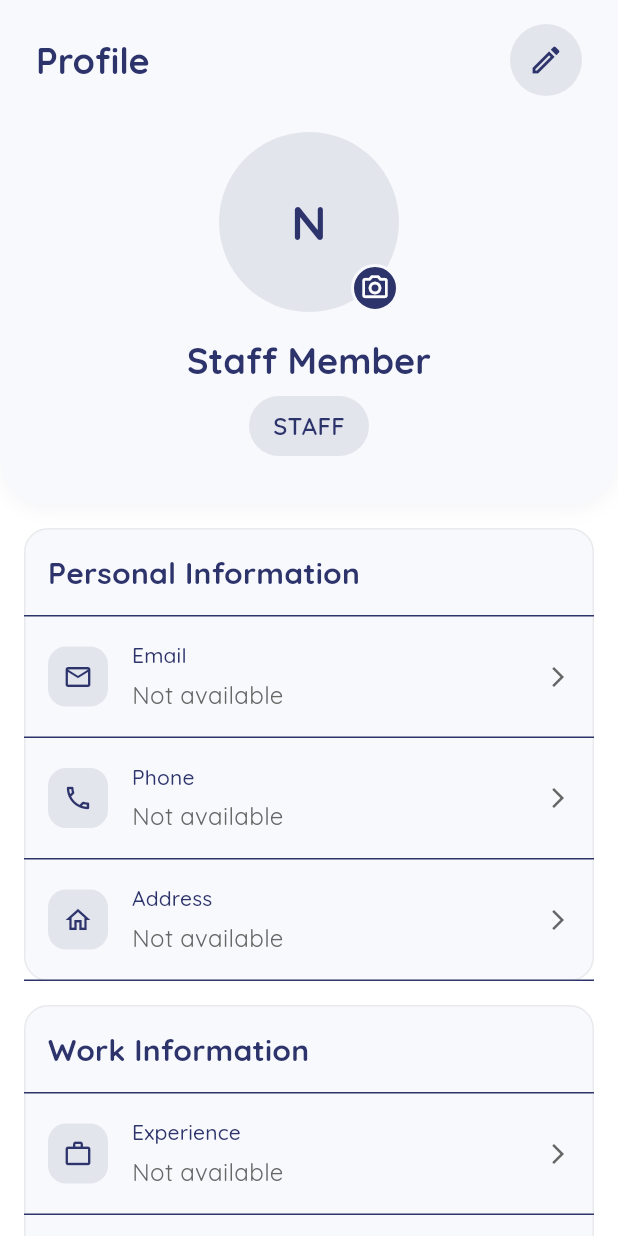
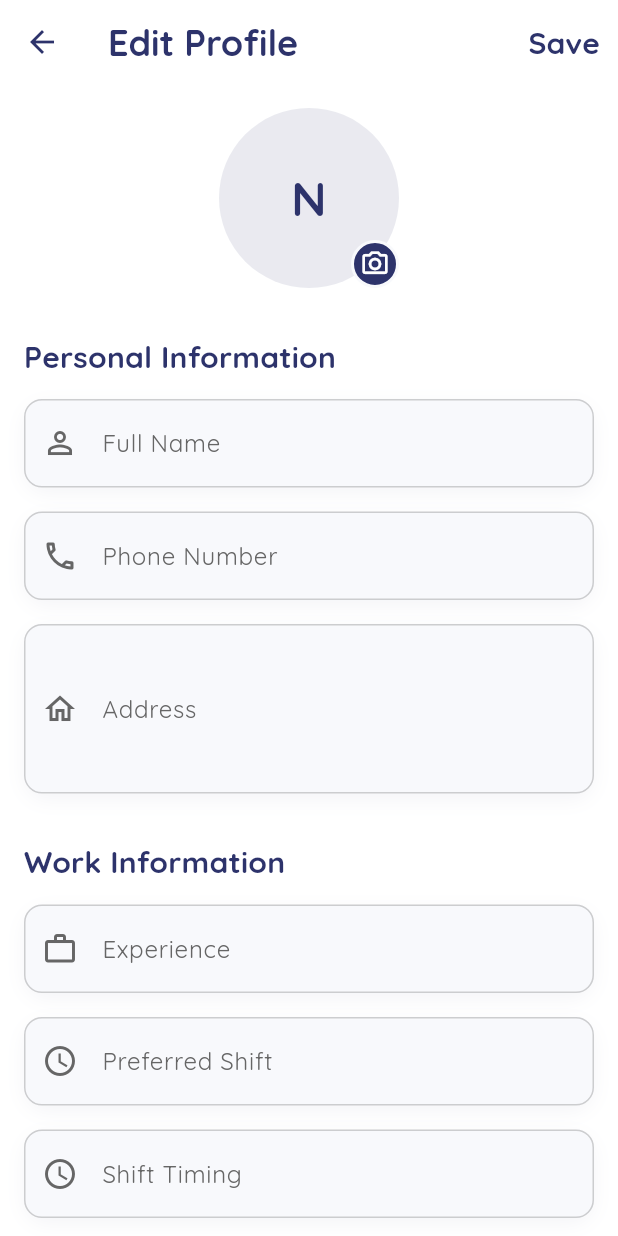
Before and after one commit to kichuman28/wisecare-staff, a Flutter app: the StaffProfileScreen screen opened directly, after a tap on the "edit" icon, on a phone screen of 412 x 824 dp. Run offline on Flutter 3.47's test engine with Material 3 defaults, Android fonts, the phone set to English and light mode, and no system bars; our stand-ins replace cloud_firestore, firebase_auth, firebase_core; accounts and stored records are empty.

Commit message:
Feature: Implement user profile editing functionality with comprehensive form and backend updates

```diff
--- /dev/null
+++ b/lib/ui/screens/edit_profile_screen.dart
@@ -0,0 +1,431 @@
+import 'package:flutter/material.dart';
+import 'package:provider/provider.dart';
+import 'package:wisecare_staff/core/theme/app_theme.dart';
+import 'package:wisecare_staff/provider/auth_provider.dart';
+import 'package:wisecare_staff/ui/widgets/custom_text_field.dart';
+
+class EditProfileScreen extends StatefulWidget {
+  const EditProfileScreen({super.key});
+
+  @override
+  State<EditProfileScreen> createState() => _EditProfileScreenState();
+}
+
+class _EditProfileScreenState extends State<EditProfileScreen> {
+  final _formKey = GlobalKey<FormState>();
+  bool _isLoading = false;
+
+  // Form controllers
+  late TextEditingController _nameController;
+  late TextEditingController _phoneController;
+  late TextEditingController _addressController;
+  late TextEditingController _emergencyContactController;
+  late TextEditingController _emergencyContactNameController;
+  late TextEditingController _experienceController;
+  late TextEditingController _preferredShiftController;
+  late TextEditingController _shiftTimingController;
+
+  @override
+  void initState() {
+    super.initState();
+    _initializeControllers();
+  }
+
+  void _initializeControllers() {
+    final authProvider = context.read<AuthProvider>();
+    final userProfile = authProvider.userProfile;
+
+    _nameController = TextEditingController(text: authProvider.userName ?? '');
+    _phoneController = TextEditingController(text: userProfile?['phone'] ?? '');
+    _addressController = TextEditingController(text: userProfile?['address'] ?? '');
+    _emergencyContactController = TextEditingController(text: userProfile?['emergency_contact'] ?? '');
+    _emergencyContactNameController = TextEditingController(text: userProfile?['emergency_contact_name'] ?? '');
+    _experienceController = TextEditingController(text: userProfile?['experience'] ?? '');
+    _preferredShiftController = TextEditingController(text: userProfile?['preferred_shift'] ?? '');
+    _shiftTimingController = TextEditingController(text: userProfile?['shift_timing'] ?? '');
+  }
+
+  @override
+  void dispose() {
+    _nameController.dispose();
+    _phoneController.dispose();
+    _addressController.dispose();
+    _emergencyContactController.dispose();
+    _emergencyContactNameController.dispose();
+    _experienceController.dispose();
+    _preferredShiftController.dispose();
+    _shiftTimingController.dispose();
+    super.dispose();
+  }
+
+  Future<void> _saveProfile() async {
+    if (_formKey.currentState?.validate() ?? false) {
+      setState(() {
+        _isLoading = true;
+      });
+
+      try {
+        final updatedData = {
+          'name': _nameController.text.trim(),
+          'phone': _phoneController.text.trim(),
+          'address': _addressController.text.trim(),
+          'emergency_contact': _emergencyContactController.text.trim(),
+          'emergency_contact_name': _emergencyContactNameController.text.trim(),
+          'experience': _experienceController.text.trim(),
+          'preferred_shift': _preferredShiftController.text.trim(),
+          'shift_timing': _shiftTimingController.text.trim(),
+        };
+
+        final authProvider = context.read<AuthProvider>();
+        final success = await authProvider.updateUserProfile(updatedData);
+
+        if (mounted) {
+          if (success) {
+            ScaffoldMessenger.of(context).showSnackBar(
+              const SnackBar(
+                content: Text('Profile updated successfully'),
+                backgroundColor: Colors.green,
+              ),
+            );
+            Navigator.pop(context, true); // Return true to indicate success
+          } else {
+            ScaffoldMessenger.of(context).showSnackBar(
+              SnackBar(
+                content: const Text('Failed to update profile'),
+                backgroundColor: Theme.of(context).colorScheme.error,
+              ),
+            );
+          }
+        }
+      } catch (e) {
+        if (mounted) {
+          ScaffoldMessenger.of(context).showSnackBar(
+            SnackBar(
+              content: Text('Error: ${e.toString()}'),
+              backgroundColor: Theme.of(context).colorScheme.error,
+            ),
+          );
+        }
+      } finally {
+        if (mounted) {
+          setState(() {
+            _isLoading = false;
+          });
+        }
+      }
+    }
+  }
+
+  @override
+  Widget build(BuildContext context) {
+    final theme = Theme.of(context);
+    final authProvider = context.watch<AuthProvider>();
+
+    return Scaffold(
+      backgroundColor: AppColors.background,
+      appBar: AppBar(
+        backgroundColor: Colors.transparent,
+        elevation: 0,
+        title: Text(
+          'Edit Profile',
+          style: theme.textTheme.titleLarge?.copyWith(
+            fontWeight: FontWeight.bold,
+          ),
+        ),
+        leading: IconButton(
+          icon: const Icon(Icons.arrow_back),
+          color: AppColors.primary,
+          onPressed: () => Navigator.pop(context),
+        ),
+        actions: [
+          if (_isLoading)
+            const Padding(
+              padding: EdgeInsets.all(16.0),
+              child: SizedBox(
+                height: 20,
+                width: 20,
+                child: CircularProgressIndicator(
+                  strokeWidth: 2,
+                  valueColor: AlwaysStoppedAnimation<Color>(AppColors.primary),
+                ),
+              ),
+            )
+          else
+            TextButton(
+              onPressed: _saveProfile,
+              child: Text(
+                'Save',
+                style: theme.textTheme.titleMedium?.copyWith(
+                  color: AppColors.primary,
+                  fontWeight: FontWeight.bold,
+                ),
+              ),
+            ),
+        ],
+      ),
+      body: SingleChildScrollView(
+        padding: const EdgeInsets.all(16),
+        child: Form(
+          key: _formKey,
+          child: Column(
+            crossAxisAlignment: CrossAxisAlignment.start,
+            children: [
+              // Profile Picture
+              Center(
+                child: Stack(
+                  children: [
+                    CircleAvatar(
+                      radius: 60,
+                      backgroundColor: AppColors.primary.withOpacity(0.1),
+                      child: Text(
+                        authProvider.userName?.isNotEmpty == true
+                            ? authProvider.userName!.substring(0, 1).toUpperCase()
+                            : 'N',
+                        style: theme.textTheme.displayLarge?.copyWith(
+                          color: AppColors.primary,
+                          fontWeight: FontWeight.bold,
+                        ),
+                      ),
+                    ),
+                    Positioned(
+                      right: 0,
+                      bottom: 0,
+                      child: Container(
+                        padding: const EdgeInsets.all(4),
+                        decoration: BoxDecoration(
+                          color: AppColors.primary,
+                          shape: BoxShape.circle,
+                          border: Border.all(
+                            color: AppColors.cardBackground,
+                            width: 2,
+                          ),
+                        ),
+                        child: const Icon(
+                          Icons.camera_alt_outlined,
+                          size: 20,
+                          color: Colors.white,
+                        ),
+                      ),
+                    ),
+                  ],
+                ),
+              ),
+              const SizedBox(height: 32),
+
+              // Personal Information Section
+              _buildSectionTitle(context, 'Personal Information'),
+              const SizedBox(height: 16),
+
+              // Name Field
+              _buildFormField(
+                controller: _nameController,
+                labelText: 'Full Name',
+                prefixIcon: Icons.person_outline,
+                validator: (value) {
+                  if (value == null || value.isEmpty) {
+                    return 'Please enter your name';
+                  }
+                  return null;
+                },
+              ),
+              const SizedBox(height: 16),
+
+              // Phone Field
+              _buildFormField(
+                controller: _phoneController,
+                labelText: 'Phone Number',
+                prefixIcon: Icons.phone_outlined,
+                keyboardType: TextInputType.phone,
+                validator: (value) {
+                  if (value == null || value.isEmpty) {
+                    return 'Please enter your phone number';
+                  }
+                  return null;
+                },
+              ),
+              const SizedBox(height: 16),
+
+              // Address Field
+              _buildFormField(
+                controller: _addressController,
+                labelText: 'Address',
+                prefixIcon: Icons.home_outlined,
+                maxLines: 3,
+                validator: (value) {
+                  if (value == null || value.isEmpty) {
+                    return 'Please enter your address';
+                  }
+                  return null;
+                },
+              ),
+              const SizedBox(height: 32),
+
+              // Work Information Section
+              _buildSectionTitle(context, 'Work Information'),
+              const SizedBox(height: 16),
+
+              // Experience Field
+              _buildFormField(
+                controller: _experienceController,
+                labelText: 'Experience',
+                prefixIcon: Icons.work_outline,
+                validator: (value) {
+                  if (value == null || value.isEmpty) {
+                    return 'Please enter your experience';
+                  }
+                  return null;
+                },
+              ),
+              const SizedBox(height: 16),
+
+              // Preferred Shift Field
+              _buildFormField(
+                controller: _preferredShiftController,
+                labelText: 'Preferred Shift',
+                prefixIcon: Icons.schedule_outlined,
+                validator: (value) {
+                  if (value == null || value.isEmpty) {
+                    return 'Please enter your preferred shift';
+                  }
+                  return null;
+                },
+              ),
+              const SizedBox(height: 16),
+
+              // Shift Timing Field
+              _buildFormField(
+                controller: _shiftTimingController,
+                labelText: 'Shift Timing',
+                prefixIcon: Icons.access_time_outlined,
+                validator: (value) {
+                  if (value == null || value.isEmpty) {
+                    return 'Please enter your shift timing';
+                  }
+                  return null;
+                },
+              ),
+              const SizedBox(height: 32),
+
+              // Emergency Contact Section
+              _buildSectionTitle(context, 'Emergency Contact'),
+              const SizedBox(height: 16),
+
+              // Emergency Contact Name Field
+              _buildFormField(
+                controller: _emergencyContactNameController,
+                labelText: 'Contact Name',
+                prefixIcon: Icons.person_outline,
+                validator: (value) {
+                  if (value == null || value.isEmpty) {
+                    return 'Please enter emergency contact name';
+                  }
+                  return null;
+                },
+              ),
+              const SizedBox(height: 16),
+
+              // Emergency Contact Number Field
+              _buildFormField(
+                controller: _emergencyContactController,
+                labelText: 'Contact Number',
+                prefixIcon: Icons.phone_outlined,
+                keyboardType: TextInputType.phone,
+                validator: (value) {
+                  if (value == null || value.isEmpty) {
+                    return 'Please enter emergency contact number';
+                  }
+                  return null;
+                },
+              ),
+              const SizedBox(height: 32),
+
+              // Save Button
+              Container(
+                width: double.infinity,
+                height: 56,
+                decoration: BoxDecoration(
+                  borderRadius: BorderRadius.circular(16),
+                  boxShadow: [
+                    BoxShadow(
+                      color: AppColors.primary.withOpacity(0.3),
+                      blurRadius: 12,
+                      offset: const Offset(0, 4),
+                    ),
+                  ],
+                ),
+                child: ElevatedButton(
+                  onPressed: _isLoading ? null : _saveProfile,
+                  style: ElevatedButton.styleFrom(
+                    backgroundColor: AppColors.primary,
+                    foregroundColor: Colors.white,
+                    shape: RoundedRectangleBorder(
+                      borderRadius: BorderRadius.circular(16),
+                    ),
+                    elevation: 0,
+                  ),
+                  child: _isLoading
+                      ? const SizedBox(
+                          height: 24,
+                          width: 24,
+                          child: CircularProgressIndicator(
+                            strokeWidth: 2.5,
+                            valueColor: AlwaysStoppedAnimation<Color>(Colors.white),
+                          ),
+                        )
+                      : const Text(
+                          'Save Changes',
+                          style: TextStyle(
+                            fontSize: 16,
+                            fontWeight: FontWeight.w600,
+                          ),
+                        ),
+                ),
+              ),
+              const SizedBox(height: 32),
+            ],
+          ),
+        ),
+      ),
+    );
+  }
+
+  Widget _buildSectionTitle(BuildContext context, String title) {
+    return Text(
+      title,
+      style: Theme.of(context).textTheme.titleMedium?.copyWith(
+            fontWeight: FontWeight.bold,
+            color: AppColors.text,
+          ),
+    );
+  }
+
+  Widget _buildFormField({
+    required TextEditingController controller,
+    required String labelText,
+    required IconData prefixIcon,
+    required String? Function(String?) validator,
+    TextInputType keyboardType = TextInputType.text,
+    int maxLines = 1,
+  }) {
+    return Container(
+      decoration: BoxDecoration(
+        borderRadius: BorderRadius.circular(16),
+        boxShadow: [
+          BoxShadow(
+            color: AppColors.primary.withOpacity(0.05),
+            blurRadius: 10,
+            offset: const Offset(0, 4),
+          ),
+        ],
+      ),
+      child: CustomTextField(
+        controller: controller,
+        labelText: labelText,
+        prefixIcon: Icon(prefixIcon),
+        keyboardType: keyboardType,
+        maxLines: maxLines,
+        validator: validator,
+      ),
+    );
+  }
+}
--- a/lib/ui/screens/staff_profile_screen.dart
+++ b/lib/ui/screens/staff_profile_screen.dart
@@ -3,6 +3,7 @@ import 'package:provider/provider.dart';
 import 'package:wisecare_staff/core/theme/app_theme.dart';
 import 'package:wisecare_staff/provider/auth_provider.dart';
 import 'package:wisecare_staff/ui/screens/auth/login_screen.dart';
+import 'package:wisecare_staff/ui/screens/edit_profile_screen.dart';
 import 'package:wisecare_staff/ui/widgets/custom_card.dart';
 
 class StaffProfileScreen extends StatefulWidget {
@@ -49,6 +50,20 @@ class _StaffProfileScreenState extends State<StaffProfileScreen> {
           _isLoading = false;
         });
       }
+    }
+  }
+
+  Future<void> _navigateToEditProfile() async {
+    final result = await Navigator.push(
+      context,
+      MaterialPageRoute(
+        builder: (context) => const EditProfileScreen(),
+      ),
+    );
+
+    // If profile was updated, refresh the profile data
+    if (result == true) {
+      _fetchUserProfile();
     }
   }
 
@@ -114,9 +129,7 @@ class _StaffProfileScreenState extends State<StaffProfileScreen> {
                                 child: IconButton(
                                   icon: const Icon(Icons.edit_outlined),
                                   color: AppColors.primary,
-                                  onPressed: () {
-                                    // Handle edit profile
-                                  },
+                                  onPressed: _navigateToEditProfile,
                                 ),
                               ),
                             ],
@@ -203,18 +216,21 @@ class _StaffProfileScreenState extends State<StaffProfileScreen> {
                                 'Email',
                                 Icons.email_outlined,
                                 authProvider.userEmail ?? 'Not available',
+                                onTap: () => _navigateToEditProfile(),
                               ),
                               _buildInfoItem(
                                 context,
                                 'Phone',
                                 Icons.phone_outlined,
                                 userProfile?['phone'] ?? 'Not available',
+                                onTap: () => _navigateToEditProfile(),
                               ),
                               _buildInfoItem(
                                 context,
                                 'Address',
                                 Icons.home_outlined,
                                 userProfile?['address'] ?? 'Not available',
+                                onTap: () => _navigateToEditProfile(),
                               ),
                             ],
                           ),
@@ -228,18 +244,21 @@ class _StaffProfileScreenState extends State<StaffProfileScreen> {
                                 'Experience',
                                 Icons.work_outline,
                                 userProfile?['experience'] ?? 'Not available',
+                                onTap: () => _navigateToEditProfile(),
                               ),
                               _buildInfoItem(
                                 context,
                                 'Preferred Shift',
                                 Icons.schedule_outlined,
                                 userProfile?['preferred_shift'] ?? 'Not available',
+                                onTap: () => _navigateToEditProfile(),
                               ),
                               _buildInfoItem(
                                 context,
                                 'Shift Timing',
                                 Icons.access_time_outlined,
                                 userProfile?['shift_timing'] ?? 'Not available',
+                                onTap: () => _navigateToEditProfile(),
                               ),
                             ],
                           ),
@@ -253,6 +272,7 @@ class _StaffProfileScreenState extends State<StaffProfileScreen> {
                                 'Contact Name',
                                 Icons.person_outline,
                                 userProfile?['emergency_contact_name'] ?? 'Not available',
+                                onTap: () => _navigateToEditProfile(),
                               ),
                               _buildInfoItem(
                                 context,
@@ -260,6 +280,7 @@ class _StaffProfileScreenState extends State<StaffProfileScreen> {
                                 Icons.phone_outlined,
                                 userProfile?['emergency_contact'] ?? 'Not available',
                                 showDivider: false,
+                                onTap: () => _navigateToEditProfile(),
                               ),
                             ],
                           ),
@@ -274,6 +295,9 @@ class _StaffProfileScreenState extends State<StaffProfileScreen> {
                                 Icons.notifications_outlined,
                                 'Manage notifications',
                                 showDivider: false,
+                                onTap: () {
+                                  // Handle notifications settings
+                                },
                               ),
                             ],
                           ),
@@ -376,8 +400,11 @@ class _StaffProfileScreenState extends State<StaffProfileScreen> {
     IconData icon,
     String value, {
     bool showDivider = true,
+    VoidCallback? onTap,
   }) {
-    return Column(
+    return InkWell(
+      onTap: onTap,
+      child: Column(
         children: [
           Padding(
             padding: const EdgeInsets.all(16),
@@ -426,6 +453,7 @@ class _StaffProfileScreenState extends State<StaffProfileScreen> {
           ),
           if (showDivider) const Divider(height: 1),
         ],
+      ),
     );
   }
 }
```
Also changed, not shown: lib/provider/auth_provider.dart (+42 -0 lines), lib/services/auth_service.dart (+30 -0 lines). Lines whose indentation alone changed are shown as unchanged.
